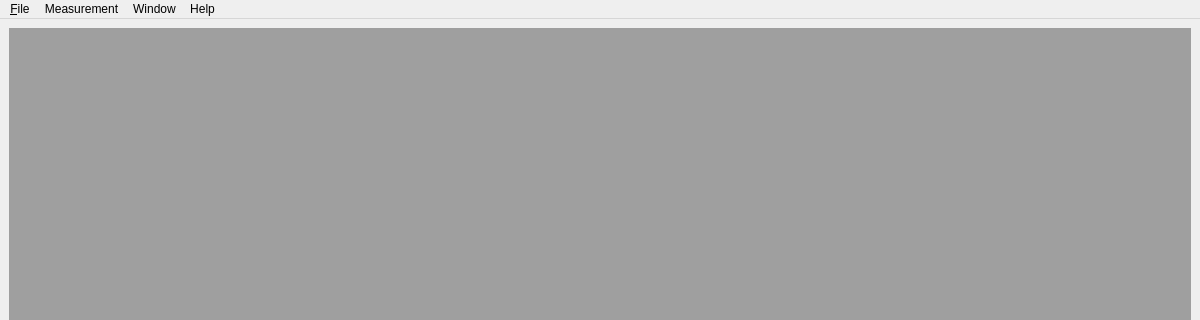
Qt form mainwindow.ui (HubertD/cangaroo) before a commit; both pictures show x 0 to 1200 and y 0 to 320 of the 1200 by 800 pixel window.
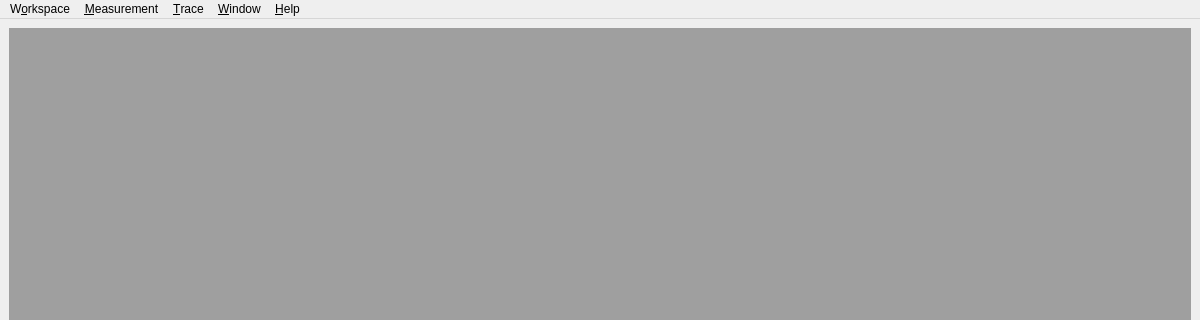
The same form after that commit.

Commit message: updated main menu

Diff of the .ui file:
```diff
--- a/mainwindow.ui
+++ b/mainwindow.ui
@@ -35,16 +35,16 @@
      <height>21</height>
     </rect>
    </property>
-   <widget class="QMenu" name="menuFile">
+   <widget class="QMenu" name="menuWorkspace">
     <property name="title">
-     <string>&amp;File</string>
+     <string>W&amp;orkspace</string>
     </property>
     <addaction name="separator"/>
     <addaction name="action_Quit"/>
    </widget>
    <widget class="QMenu" name="menuWindow">
     <property name="title">
-     <string>Window</string>
+     <string>&amp;Window</string>
     </property>
     <widget class="QMenu" name="menu_New">
      <property name="title">
@@ -58,7 +58,7 @@
    </widget>
    <widget class="QMenu" name="menuMeasurement">
     <property name="title">
-     <string>Measurement</string>
+     <string>&amp;Measurement</string>
     </property>
     <addaction name="actionStart_Measurement"/>
     <addaction name="actionStop_Measurement"/>
@@ -69,12 +69,21 @@
    </widget>
    <widget class="QMenu" name="menuHelp">
     <property name="title">
-     <string>Help</string>
+     <string>&amp;Help</string>
     </property>
     <addaction name="actionAbout"/>
    </widget>
-   <addaction name="menuFile"/>
+   <widget class="QMenu" name="menu_Trace">
+    <property name="title">
+     <string>&amp;Trace</string>
+    </property>
+    <addaction name="action_Clear"/>
+    <addaction name="separator"/>
+    <addaction name="actionSave_Trace_to_file"/>
+   </widget>
+   <addaction name="menuWorkspace"/>
    <addaction name="menuMeasurement"/>
+   <addaction name="menu_Trace"/>
    <addaction name="menuWindow"/>
    <addaction name="menuHelp"/>
   </widget>
```
Left out of the diff: 45 changed lines with no effect on the pictures.
